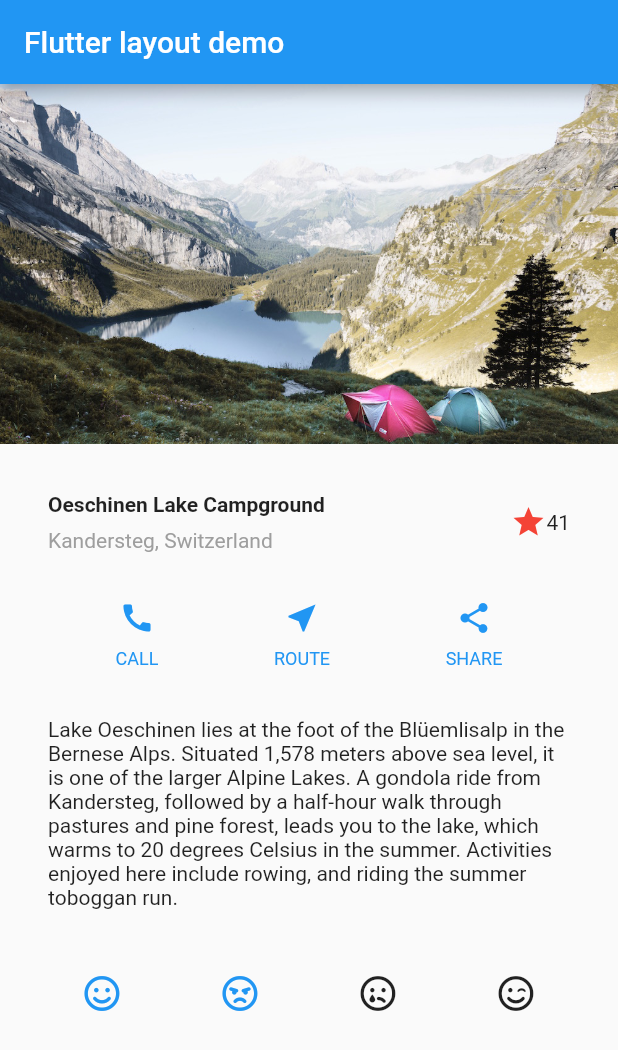
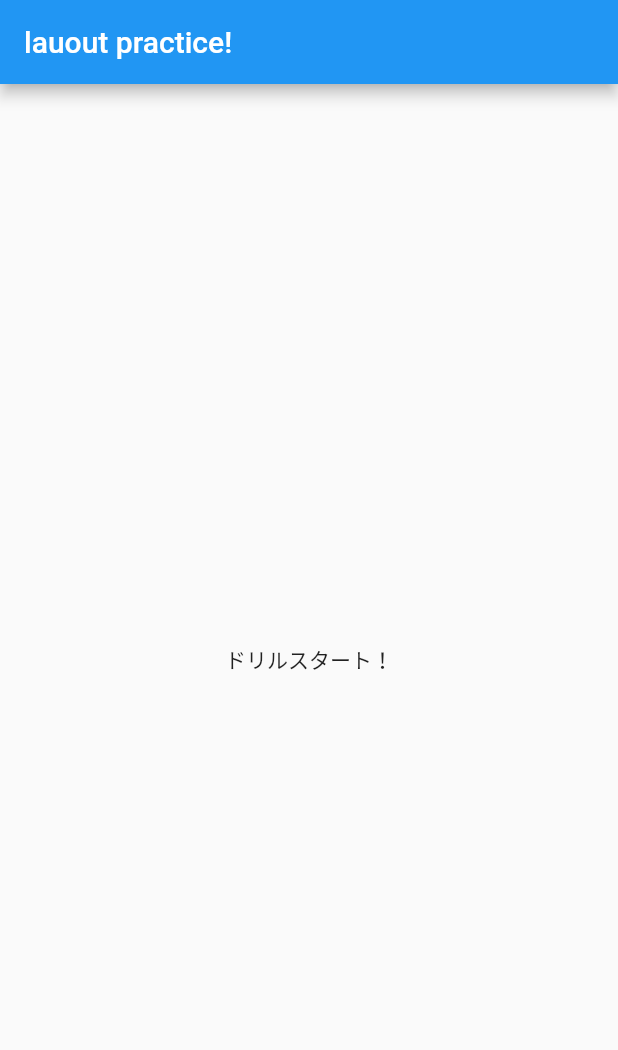
Before and after one commit to gituytfjhfgdv/flutter_tutorial, a Flutter app: the screen it shows after launch, on a phone screen of 412 x 824 dp. Shown: the top 1050 px of the screen. Run offline on Flutter 3.47's test engine with Material 2 defaults, Android fonts, the phone set to English and light mode, and no system bars; our stand-ins replace font_awesome_flutter; missing offline and left inert: emotion.dart, emotion_screen.dart, emotion_view_model.dart.

Commit message:
layout lessons

```diff
--- a/lib/main.dart
+++ b/lib/main.dart
@@ -119,21 +119,15 @@ class MyApp extends StatelessWidget {
       title: 'Flutter layout demo',
       home: Scaffold(
         appBar: AppBar(
-          title: Text('Flutter layout demo'),
+          title: Text('lauout practice!'),
         ),
-        body: ListView(
-          children: [
-            Image.asset(
-              'images/lake.jpg',
-              width: 600,
-              height: 240,
-              fit: BoxFit.cover,
-            ),
-            titleSection,
-            buttonSection,
-            textSection,
-            awsomeIcon,
-          ],
+        body: Center(
+          child: Column(
+            mainAxisAlignment: MainAxisAlignment.center,
+            children: <Widget>[
+              Text('ドリルスタート！'),
+            ],
+          ),
         ),
       ),
     );
```
Also changed, not shown: lib/emotion.dart (+14 -0 lines), lib/emotion_view_model.dart (line endings or trailing spaces).
